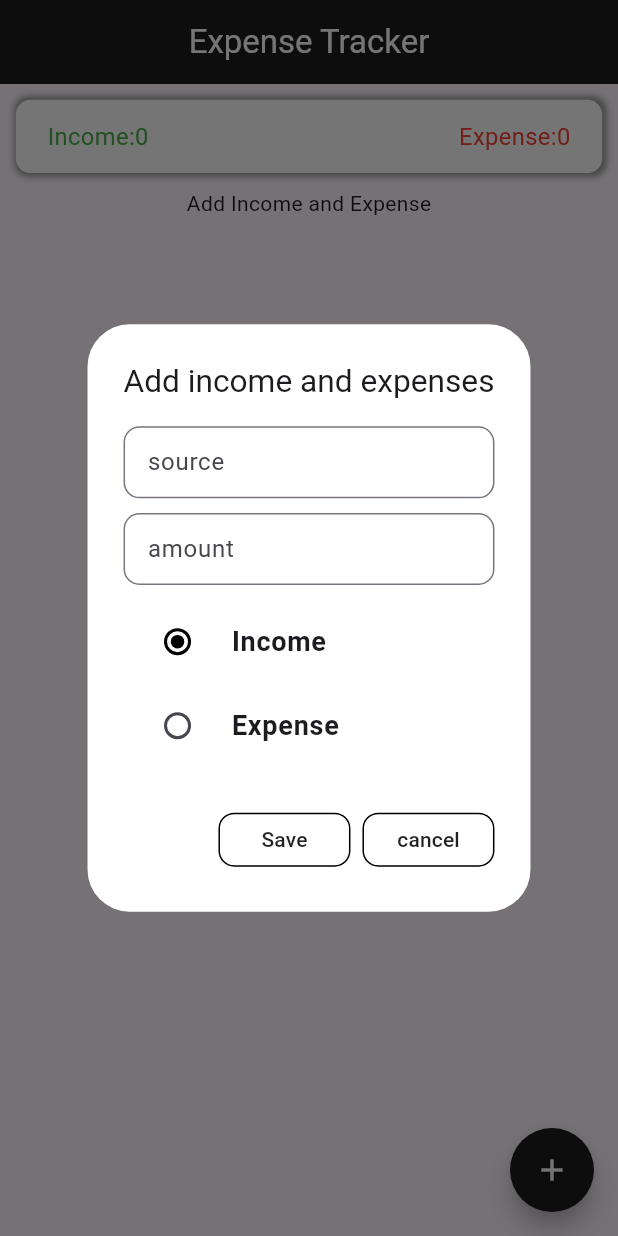
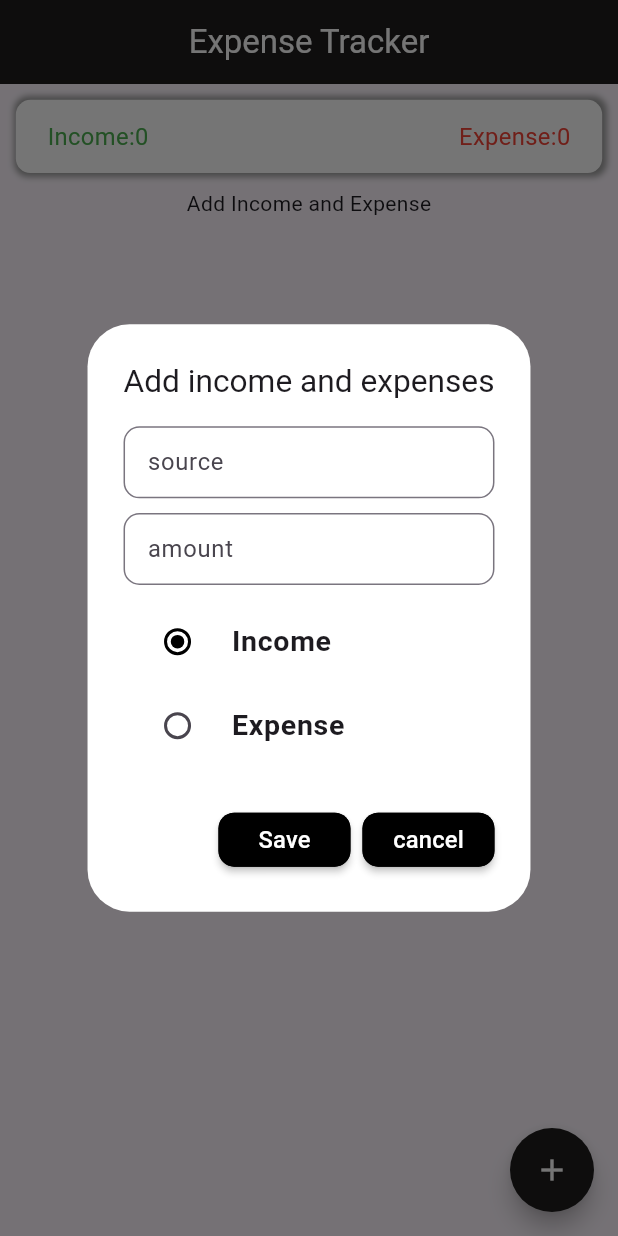
Before and after one commit to safvanmc/ExpenseTracker, a Flutter app: the screen it shows after launch, after a tap on the "add" icon, on a phone screen of 412 x 824 dp. Run offline on Flutter 3.47's test engine with Material 3 defaults, Android fonts, the phone set to English and light mode, and no system bars; our stand-ins replace cloud_firestore, firebase_core, flutter_screenutil; accounts and stored records are empty.

Commit message:
last commit

```diff
--- a/lib/home.dart
+++ b/lib/home.dart
@@ -236,10 +236,10 @@ class Home extends StatelessWidget {
                     children: [
                       RadioListTile(
                         activeColor: Colors.black,
-                        title: const Text(
+                        title: Text(
                           "Income",
                           style: TextStyle(
-                              fontSize: 18, fontWeight: FontWeight.bold),
+                              fontSize: 18.sp, fontWeight: FontWeight.bold),
                         ),
                         value: "Income",
                         groupValue: pro.selectvalue,
@@ -249,10 +249,10 @@ class Home extends StatelessWidget {
                       ),
                       RadioListTile(
                         activeColor: Colors.black,
-                        title: const Text(
+                        title: Text(
                           "Expense",
                           style: TextStyle(
-                              fontSize: 18, fontWeight: FontWeight.bold),
+                              fontSize: 18.sp, fontWeight: FontWeight.bold),
                         ),
                         value: "Expense",
                         groupValue: pro.selectvalue,
@@ -269,6 +269,7 @@ class Home extends StatelessWidget {
         ),
         actions: [
           MaterialButton(
+            color: Colors.black,
             shape: RoundedRectangleBorder(
                 side: BorderSide(), borderRadius: BorderRadius.circular(10.w)),
             onPressed: () async {
@@ -285,15 +286,18 @@ class Home extends StatelessWidget {
               //     ? _provider.addInc(int.parse(amount.text))
               //     : _provider.addExp(int.parse(amount.text));
             },
-            child: Text('Save'),
+            child: Text('Save',
+                style: TextStyle(fontSize: 15.sp, color: Colors.white)),
           ),
           MaterialButton(
+            color: Colors.black,
             shape: RoundedRectangleBorder(
                 side: BorderSide(), borderRadius: BorderRadius.circular(10.w)),
             onPressed: () {
               Navigator.pop(context);
             },
-            child: Text('cancel'),
+            child: Text('cancel',
+                style: TextStyle(fontSize: 15.sp, color: Colors.white)),
           )
         ],
       ),
@@ -311,6 +315,7 @@ class Home extends StatelessWidget {
           cursorColor: Colors.black,
           decoration: InputDecoration(
             hintText: text,
+            hintStyle: TextStyle(fontSize: 15.sp),
             isDense: true,
             focusedBorder:
                 OutlineInputBorder(borderRadius: BorderRadius.circular(10.w)),
```
